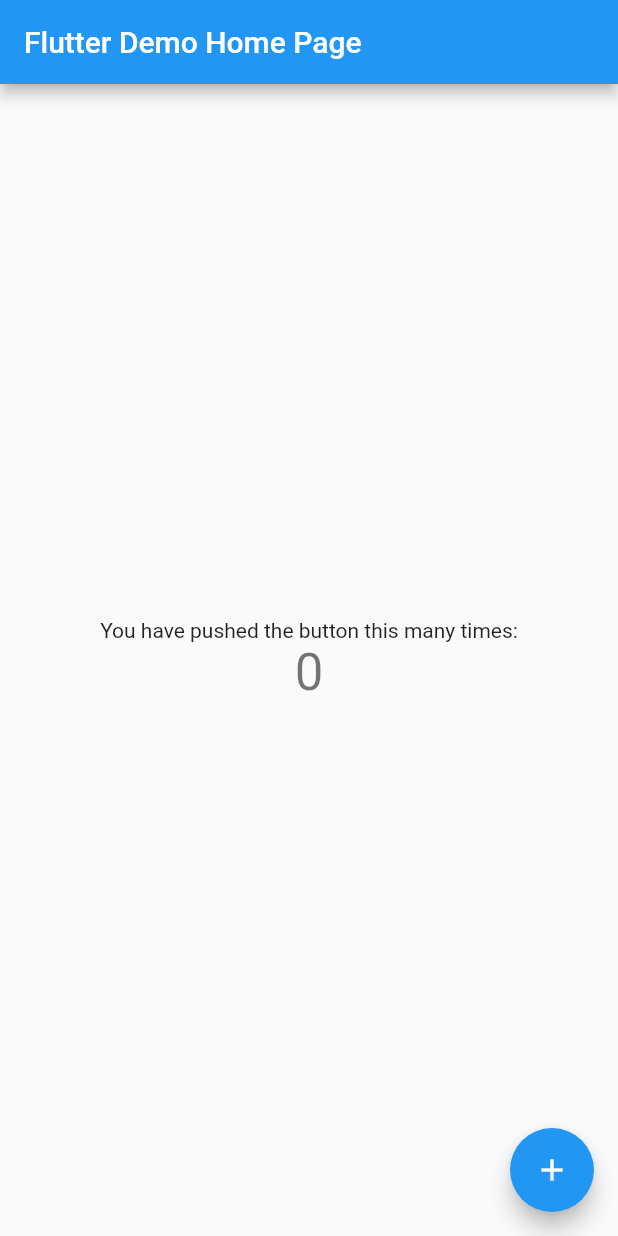
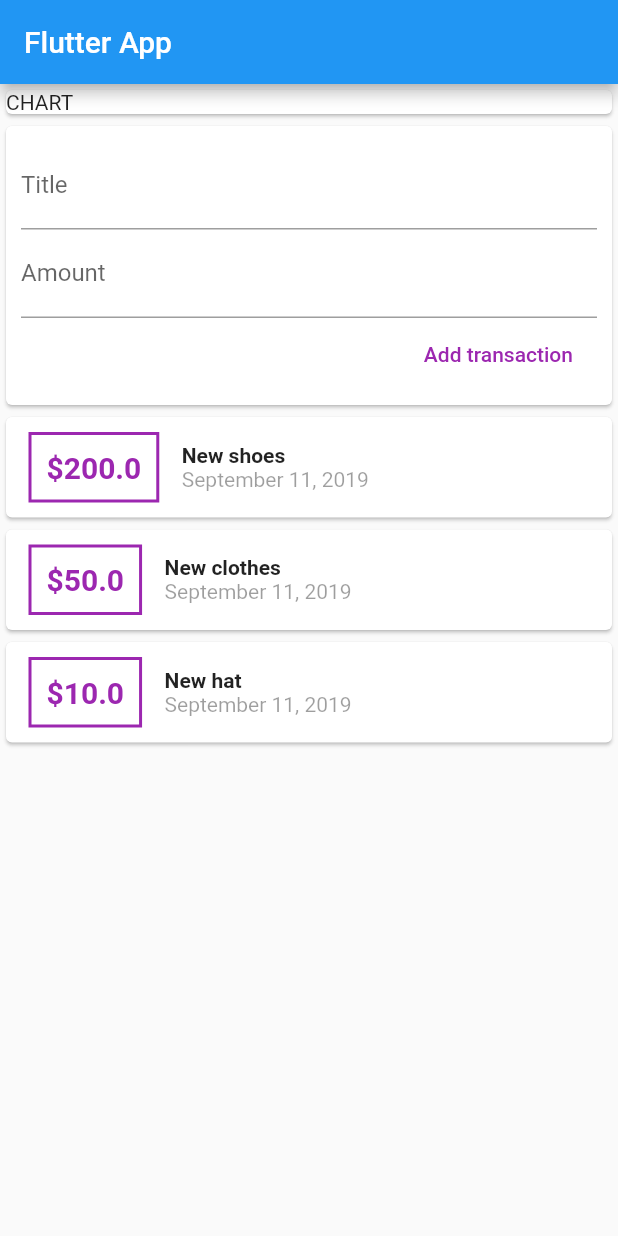
Before and after one commit to victorhvcunha/personal_expenses, a Flutter app: the screen it shows after launch, on a phone screen of 412 x 824 dp. Run offline on Flutter 3.47's test engine with Material 2 defaults, Android fonts, the phone set to English and light mode, and no system bars.

Commit message:
Adicionado intl para manipular datar Estruturado app para listar transações

```diff
--- a/lib/main.dart
+++ b/lib/main.dart
@@ -1,111 +1,33 @@
 import 'package:flutter/material.dart';
+import 'package:personal_expenses/widgets/user_transactions.dart';
 
 void main() => runApp(MyApp());
 
 class MyApp extends StatelessWidget {
-  // This widget is the root of your application.
   @override
   Widget build(BuildContext context) {
     return MaterialApp(
-      title: 'Flutter Demo',
-      theme: ThemeData(
-        // This is the theme of your application.
-        //
-        // Try running your application with "flutter run". You'll see the
-        // application has a blue toolbar. Then, without quitting the app, try
-        // changing the primarySwatch below to Colors.green and then invoke
-        // "hot reload" (press "r" in the console where you ran "flutter run",
-        // or simply save your changes to "hot reload" in a Flutter IDE).
-        // Notice that the counter didn't reset back to zero; the application
-        // is not restarted.
-        primarySwatch: Colors.blue,
-      ),
-      home: MyHomePage(title: 'Flutter Demo Home Page'),
+      title: 'Flutter App',
+      home: MyHomePage(),
     );
   }
 }
 
-class MyHomePage extends StatefulWidget {
-  MyHomePage({Key key, this.title}) : super(key: key);
-
-  // This widget is the home page of your application. It is stateful, meaning
-  // that it has a State object (defined below) that contains fields that affect
-  // how it looks.
-
-  // This class is the configuration for the state. It holds the values (in this
-  // case the title) provided by the parent (in this case the App widget) and
-  // used by the build method of the State. Fields in a Widget subclass are
-  // always marked "final".
-
-  final String title;
-
-  @override
-  _MyHomePageState createState() => _MyHomePageState();
-}
-
-class _MyHomePageState extends State<MyHomePage> {
-  int _counter = 0;
-
-  void _incrementCounter() {
-    setState(() {
-      // This call to setState tells the Flutter framework that something has
-      // changed in this State, which causes it to rerun the build method below
-      // so that the display can reflect the updated values. If we changed
-      // _counter without calling setState(), then the build method would not be
-      // called again, and so nothing would appear to happen.
-      _counter++;
-    });
-  }
-
+class MyHomePage extends StatelessWidget {
   @override
   Widget build(BuildContext context) {
-    // This method is rerun every time setState is called, for instance as done
-    // by the _incrementCounter method above.
-    //
-    // The Flutter framework has been optimized to make rerunning build methods
-    // fast, so that you can just rebuild anything that needs updating rather
-    // than having to individually change instances of widgets.
     return Scaffold(
       appBar: AppBar(
-        // Here we take the value from the MyHomePage object that was created by
-        // the App.build method, and use it to set our appbar title.
-        title: Text(widget.title),
+        title: Text('Flutter App'),
       ),
-      body: Center(
-        // Center is a layout widget. It takes a single child and positions it
-        // in the middle of the parent.
-        child: Column(
-          // Column is also a layout widget. It takes a list of children and
-          // arranges them vertically. By default, it sizes itself to fit its
-          // children horizontally, and tries to be as tall as its parent.
-          //
-          // Invoke "debug painting" (press "p" in the console, choose the
-          // "Toggle Debug Paint" action from the Flutter Inspector in Android
-          // Studio, or the "Toggle Debug Paint" command in Visual Studio Code)
-          // to see the wireframe for each widget.
-          //
-          // Column has various properties to control how it sizes itself and
-          // how it positions its children. Here we use mainAxisAlignment to
-          // center the children vertically; the main axis here is the vertical
-          // axis because Columns are vertical (the cross axis would be
-          // horizontal).
-          mainAxisAlignment: MainAxisAlignment.center,
-          children: <Widget>[
-            Text(
-              'You have pushed the button this many times:',
-            ),
-            Text(
-              '$_counter',
-              style: Theme.of(context).textTheme.display1,
-            ),
-          ],
-        ),
+      body: Column(
+        mainAxisAlignment: MainAxisAlignment.start,
+        crossAxisAlignment: CrossAxisAlignment.stretch,
+        children: <Widget>[
+          Card(child: Container(width: double.infinity, child: Text('CHART'))),
+          UserTransactions()
+        ],
       ),
-      floatingActionButton: FloatingActionButton(
-        onPressed: _incrementCounter,
-        tooltip: 'Increment',
-        child: Icon(Icons.add),
-      ), // This trailing comma makes auto-formatting nicer for build methods.
     );
   }
 }
--- /dev/null
+++ b/lib/models/transaction.dart
@@ -0,0 +1,15 @@
+import 'package:flutter/foundation.dart';
+
+class Transaction {
+  String id;
+  String title;
+  double amount;
+  DateTime date;
+
+  Transaction({
+    @required this.id,
+    @required this.title,
+    @required this.amount,
+    @required this.date
+  });
+}
--- /dev/null
+++ b/lib/widgets/new_transaction.dart
@@ -0,0 +1,46 @@
+import 'package:flutter/material.dart';
+
+class NewTransaction extends StatelessWidget {
+  final titleController = TextEditingController();
+  final amountController = TextEditingController();
+
+  // String titleInput;
+  // String amountInput;
+
+  final Function newTransactionHandler;
+
+  NewTransaction(this.newTransactionHandler);
+
+  @override
+  Widget build(BuildContext context) {
+    return Card(
+      child: Container(
+        padding: EdgeInsets.all(10),
+        child: Column(
+          crossAxisAlignment: CrossAxisAlignment.end,
+          children: <Widget>[
+            TextField(
+              decoration: InputDecoration(labelText: 'Title'),
+              controller: titleController,
+              // onChanged: (value) {
+              //   titleInput = value;
+              // },
+            ),
+            TextField(
+              decoration: InputDecoration(labelText: 'Amount'),
+              controller: amountController,
+              // onChanged: (value) {
+              //   amountInput = value;
+              // },
+            ),
+            FlatButton(
+              child: Text('Add transaction'),
+              onPressed: () => newTransactionHandler(titleController.text, double.parse(amountController.text)),
+              textColor: Colors.purple,
+            )
+          ],
+        ),
+      ),
+    );
+  }
+}
--- /dev/null
+++ b/lib/widgets/transactions_list.dart
@@ -0,0 +1,50 @@
+import 'package:flutter/material.dart';
+import 'package:intl/intl.dart';
+import 'package:personal_expenses/models/transaction.dart';
+
+class TransactionList extends StatelessWidget {
+
+  final List<Transaction> _userTransactions;
+
+  TransactionList(this._userTransactions);
+
+  @override
+  Widget build(BuildContext context) {
+    return Column(
+      children: _userTransactions.map((tx) {
+        return Card(
+          child: Row(
+            children: <Widget>[
+              Container(
+                margin: EdgeInsets.symmetric(vertical: 10, horizontal: 15),
+                decoration: BoxDecoration(
+                    border: Border.all(color: Colors.purple, width: 2)),
+                padding: EdgeInsets.all(10),
+                child: Text(
+                  '\$${tx.amount}',
+                  style: TextStyle(
+                      fontWeight: FontWeight.bold,
+                      fontSize: 20,
+                      color: Colors.purple),
+                ),
+              ),
+              Column(
+                crossAxisAlignment: CrossAxisAlignment.start,
+                children: <Widget>[
+                  Text(
+                    tx.title,
+                    style: TextStyle(fontSize: 14, fontWeight: FontWeight.bold),
+                  ),
+                  Text(
+                    DateFormat('MMMM dd, yyyy').format(tx.date),
+                    style: TextStyle(color: Colors.black38),
+                  ),
+                ],
+              )
+            ],
+          ),
+        );
+      }).toList(),
+    );
+  }
+}
--- /dev/null
+++ b/lib/widgets/user_transactions.dart
@@ -0,0 +1,46 @@
+import 'package:flutter/material.dart';
+import 'package:personal_expenses/models/transaction.dart';
+import 'package:personal_expenses/widgets/new_transaction.dart';
+import 'package:personal_expenses/widgets/transactions_list.dart';
+
+class UserTransactions extends StatefulWidget {
+  @override
+  _UserTransactionsState createState() => _UserTransactionsState();
+}
+
+class _UserTransactionsState extends State<UserTransactions> {
+  final List<Transaction> _userTransactions = [
+    Transaction(
+        id: 't1', title: 'New shoes', amount: 200, date: DateTime.now()),
+    Transaction(
+        id: 't2', title: 'New clothes', amount: 50, date: DateTime.now()),
+    Transaction(
+        id: 't3', title: 'New hat', amount: 10, date: DateTime.now()),
+  ];
+
+  void _addNewTransaction(String title, double amount) {
+    final newTx = Transaction(
+      title: title,
+      amount: amount,
+      date: DateTime.now(),
+      id: DateTime.now().toString()
+    );
+
+    setState(() {
+      _userTransactions.add(newTx);
+    });
+  }
+
+  @override
+  Widget build(BuildContext context) {
+    return Column(
+      children: <Widget>[
+        // Transaction form
+        NewTransaction(_addNewTransaction),
+        // List transactions
+        TransactionList(_userTransactions),
+
+      ],
+    );
+  }
+}
--- a/pubspec.yaml
+++ b/pubspec.yaml
@@ -17,6 +17,7 @@ environment:
   sdk: ">=2.1.0 <3.0.0"
 
 dependencies:
+  intl: ^0.16.0
   flutter:
     sdk: flutter
 
```
Also changed, not shown: pubspec.lock.
